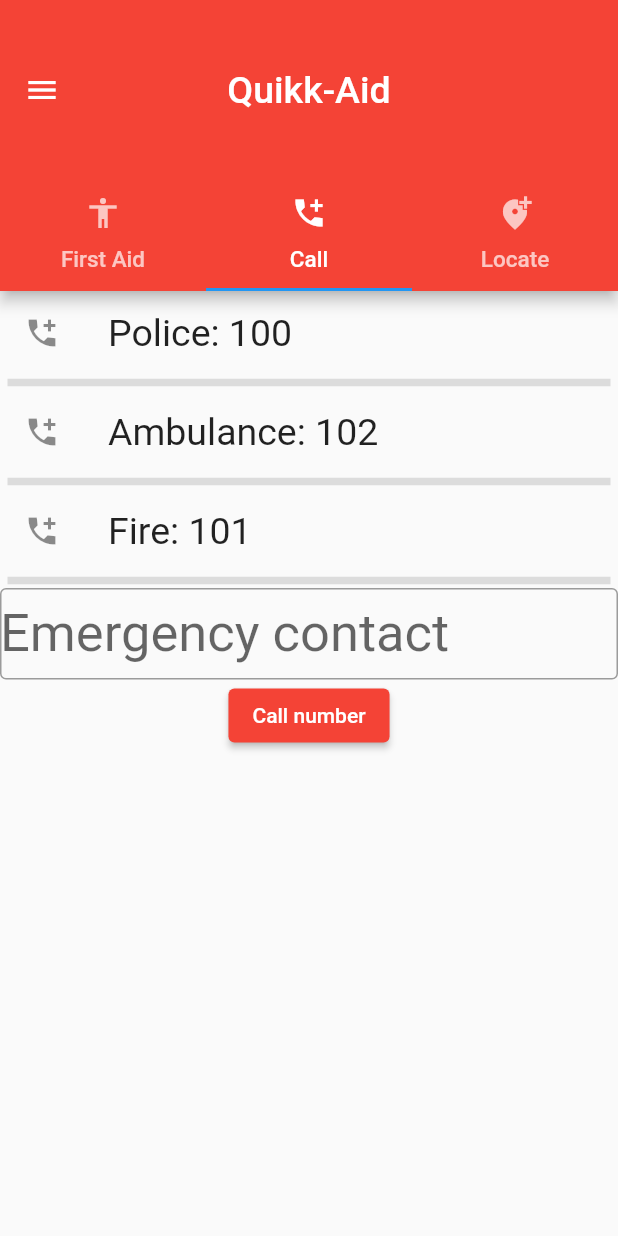
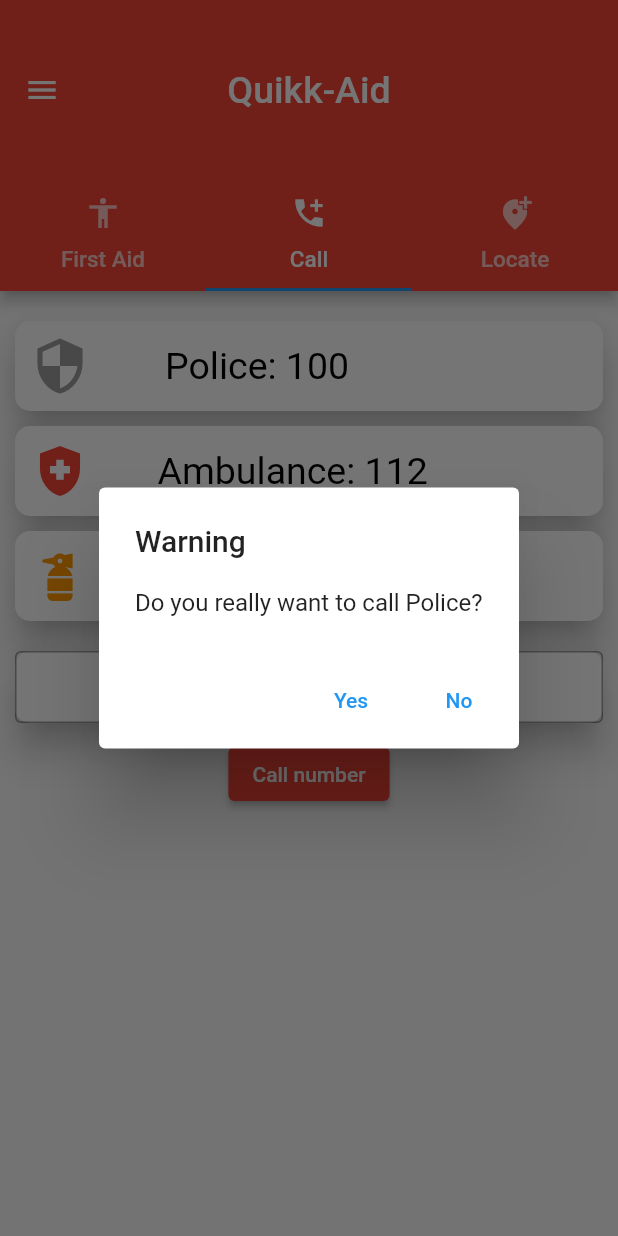
Before and after one commit to SHREYAS1957/CP2GroupL8, a Flutter app: the screen it shows after launch, tab 2 chosen, after a tap on "Police: 100", on a phone screen of 412 x 824 dp. Run offline on Flutter 3.47's test engine with Material 2 defaults, Android fonts, the light colour scheme and no system bars; our stand-ins replace google_maps_flutter, location; missing offline and left inert: flutter_phone_direct_caller.

Commit message:
caller ui redefinded

```diff
--- /dev/null
+++ b/lib/activities/callermock.dart
@@ -0,0 +1,203 @@
+import 'package:flutter/material.dart';
+import 'package:flutter_phone_direct_caller/flutter_phone_direct_caller.dart';
+
+class Calleru extends StatelessWidget {
+  /*void customLaunch(command) async {
+    if (await canLaunch(command)) {
+      await launch(command);
+    } else {
+      print(' could not launch $command');
+    }
+  }*/
+
+  @override
+  Widget build(BuildContext context) {
+    var _number;
+    final numbercon = new TextEditingController();
+    return Scaffold(
+      appBar: null,
+      body: Center(
+        child: Column(
+          children: <Widget>[
+            Padding(padding: EdgeInsets.only(top: 20)),
+            InkWell(
+              child: Card(
+                elevation: 10,
+                shape: RoundedRectangleBorder(
+                    borderRadius: BorderRadius.circular(10)),
+                margin: EdgeInsets.only(left: 10, right: 10),
+                child: Row(
+                  children: [
+                    Padding(
+                      padding: EdgeInsets.only(top: 60, left: 10),
+                    ),
+                    Align(
+                      alignment: Alignment.centerLeft,
+                      child: Icon(
+                        Icons.security,
+                        size: 40,
+                        color: Colors.grey,
+                      ),
+                    ),
+                    Padding(padding: EdgeInsets.only(left: 50)),
+                    Align(
+                      alignment: Alignment.center,
+                      child: Text(
+                        'Police: 100',
+                        style: TextStyle(color: Colors.black, fontSize: 25),
+                      ),
+                    )
+                  ],
+                ),
+              ),
+              onTap: () {
+                showDialog(
+                  context: context,
+                  builder: (BuildContext context) => _buildPopupDialog(context,
+                      titleu: 'Police', numberu: '7620982430'),
+                );
+              },
+            ),
+            Padding(padding: EdgeInsets.only(top: 10)),
+            InkWell(
+              child: Card(
+                elevation: 10,
+                shape: RoundedRectangleBorder(
+                    borderRadius: BorderRadius.circular(10)),
+                margin: EdgeInsets.only(left: 10, right: 10),
+                child: Row(
+                  children: [
+                    Padding(
+                      padding: EdgeInsets.only(top: 60, left: 10),
+                    ),
+                    Align(
+                      alignment: Alignment.centerLeft,
+                      child: Icon(
+                        Icons.health_and_safety,
+                        size: 40,
+                        color: Colors.red,
+                      ),
+                    ),
+                    Padding(padding: EdgeInsets.only(left: 45)),
+                    Align(
+                      alignment: Alignment.center,
+                      child: Text(
+                        'Ambulance: 112',
+                        style: TextStyle(color: Colors.black, fontSize: 25),
+                      ),
+                    )
+                  ],
+                ),
+              ),
+              onTap: () {
+                showDialog(
+                  context: context,
+                  builder: (BuildContext context) => _buildPopupDialog(context,
+                      titleu: 'Ambulance', numberu: '7620982430'),
+                );
+              },
+            ),
+            Padding(padding: EdgeInsets.only(top: 10)),
+            InkWell(
+              child: Card(
+                elevation: 10,
+                shape: RoundedRectangleBorder(
+                    borderRadius: BorderRadius.circular(10)),
+                margin: EdgeInsets.only(left: 10, right: 10),
+                child: Row(
+                  children: [
+                    Padding(
+                      padding: EdgeInsets.only(top: 60, left: 10),
+                    ),
+                    Align(
+                      alignment: Alignment.centerLeft,
+                      child: Icon(
+                        Icons.fire_hydrant,
+                        size: 40,
+                        color: Colors.orange,
+                      ),
+                    ),
+                    Padding(padding: EdgeInsets.only(left: 45)),
+                    Align(
+                      alignment: Alignment.center,
+                      child: Text(
+                        'Fire: 101',
+                        style: TextStyle(color: Colors.black, fontSize: 25),
+                      ),
+                    )
+                  ],
+                ),
+              ),
+              onTap: () {
+                showDialog(
+                  context: context,
+                  builder: (BuildContext context) => _buildPopupDialog(context,
+                      titleu: 'Fire Department', numberu: '7620982430'),
+                );
+              },
+            ),
+            Padding(padding: EdgeInsets.only(top: 20)),
+            Card(
+              elevation: 10,
+              shape: RoundedRectangleBorder(
+                  borderRadius: BorderRadius.circular(10)),
+              margin: EdgeInsets.only(left: 10, right: 10),
+              child: TextField(
+                controller: numbercon,
+                keyboardType: TextInputType.phone,
+                style: TextStyle(fontSize: 20),
+                decoration: InputDecoration(
+                    hintText: ('Emergency contact'),
+                    contentPadding:
+                        EdgeInsets.symmetric(vertical: 10, horizontal: 95),
+                    border: OutlineInputBorder(),
+                    alignLabelWithHint: true),
+              ),
+            ),
+            Padding(padding: EdgeInsets.only(top: 10)),
+            ElevatedButton(
+              style: ElevatedButton.styleFrom(
+                primary: Colors.red,
+              ),
+              onPressed: () async {
+                _number = numbercon.text;
+                FlutterPhoneDirectCaller.callNumber(_number);
+              },
+              child: Text('Call number'),
+            ),
+          ],
+        ),
+      ),
+    );
+  }
+}
+
+Widget _buildPopupDialog(BuildContext context,
+    {required String titleu, required String numberu}) {
+  return new AlertDialog(
+    title: const Text('Warning'),
+    content: new Column(
+      mainAxisSize: MainAxisSize.min,
+      crossAxisAlignment: CrossAxisAlignment.start,
+      children: <Widget>[
+        Text("Do you really want to call $titleu?"),
+      ],
+    ),
+    actions: <Widget>[
+      new TextButton(
+        onPressed: () {
+          String plumber = (numberu).toString();
+          FlutterPhoneDirectCaller.callNumber(plumber);
+          Navigator.of(context).pop();
+        },
+        child: const Text('Yes'),
+      ),
+      new TextButton(
+          onPressed: () {
+            print("bruh");
+            Navigator.of(context).pop();
+          },
+          child: const Text("No"))
+    ],
+  );
+}
--- a/lib/main.dart
+++ b/lib/main.dart
@@ -1,7 +1,7 @@
 import 'package:flutter/material.dart';
+import 'package:quikk_aid/activities/callermock.dart';
 import 'package:quikk_aid/location/page_set_loca.dart';
 import './activities/side_bar.dart';
-import './activities/caller.dart';
 
 void main() {
   runApp(MyApp());
@@ -281,7 +281,7 @@ class MyApp extends StatelessWidget {
                   ],
                 ),
               ),
-              Caller(),
+              Calleru(),
               LocationInstance(),
             ],
           ),
```
Also changed, not shown: lib/activities/caller.dart (+13 -6 lines).
